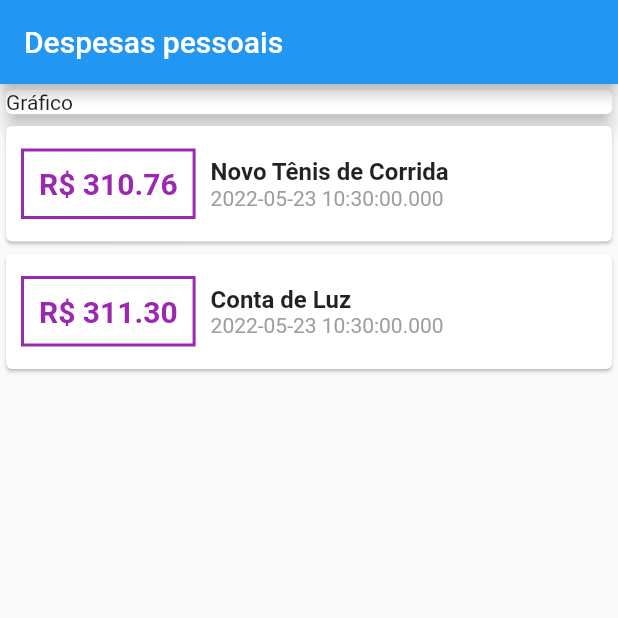
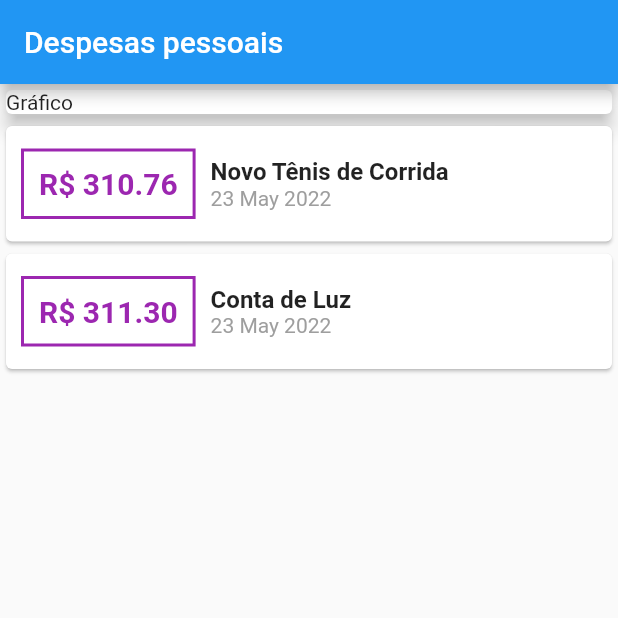
Before and after one commit to lucasviinic/learning-flutter, a Flutter app: the screen it shows after launch, on a phone screen of 412 x 824 dp, the top half of it. Run offline on Flutter 3.47's test engine with Material 2 defaults, Android fonts, the phone set to English and light mode, and no system bars.

Commit message:
instalando e utilizando pacote intl

```diff
--- a/expenses/lib/main.dart
+++ b/expenses/lib/main.dart
@@ -2,6 +2,7 @@
 
 import 'package:expenses/models/transaction.dart';
 import 'package:flutter/material.dart';
+import 'package:intl/intl.dart';
 
 main () => runApp(ExpensesApp());
 
@@ -84,7 +85,7 @@ class MyHomePage extends StatelessWidget {
                           ),
                         ),
                         Text(
-                          tr.date.toString(),
+                          DateFormat('d MMM y').format(tr.date),
                           style: TextStyle(
                             color: Colors.grey
                           ),
--- a/expenses/pubspec.yaml
+++ b/expenses/pubspec.yaml
@@ -29,7 +29,7 @@ environment:
 dependencies:
   flutter:
     sdk: flutter
-
+  intl: ^0.17.0
 
   # The following adds the Cupertino Icons font to your application.
   # Use with the CupertinoIcons class for iOS style icons.
```
Also changed, not shown: expenses/pubspec.lock.
